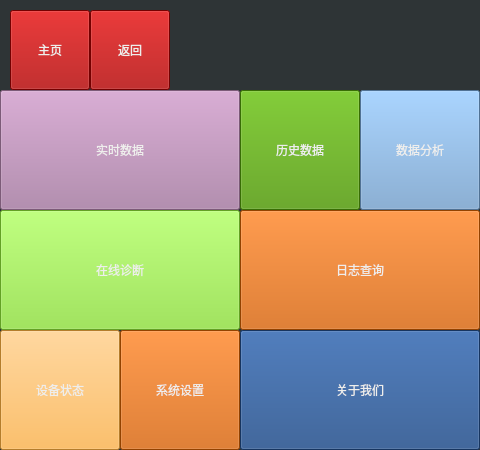
Qt form formmain.ui (taoxuMemo/Edit) before a commit.
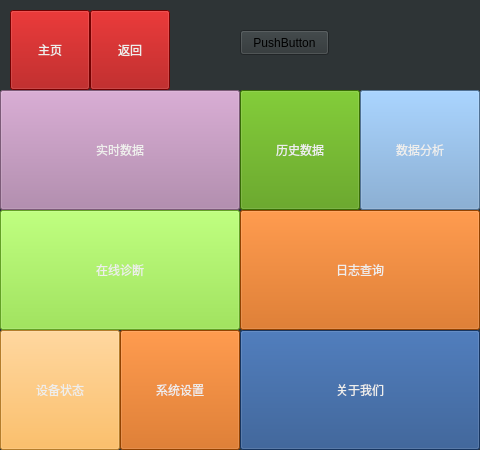
The same form after that commit.

Patch:
```diff
--- a/formmain.ui
+++ b/formmain.ui
@@ -202,6 +202,19 @@
      <string>关于我们</string>
     </property>
    </widget>
+   <widget class="QPushButton" name="pushButton">
+    <property name="geometry">
+     <rect>
+      <x>240</x>
+      <y>30</y>
+      <width>89</width>
+      <height>25</height>
+     </rect>
+    </property>
+    <property name="text">
+     <string>PushButton</string>
+    </property>
+   </widget>
   </widget>
  </widget>
  <resources/>
```
